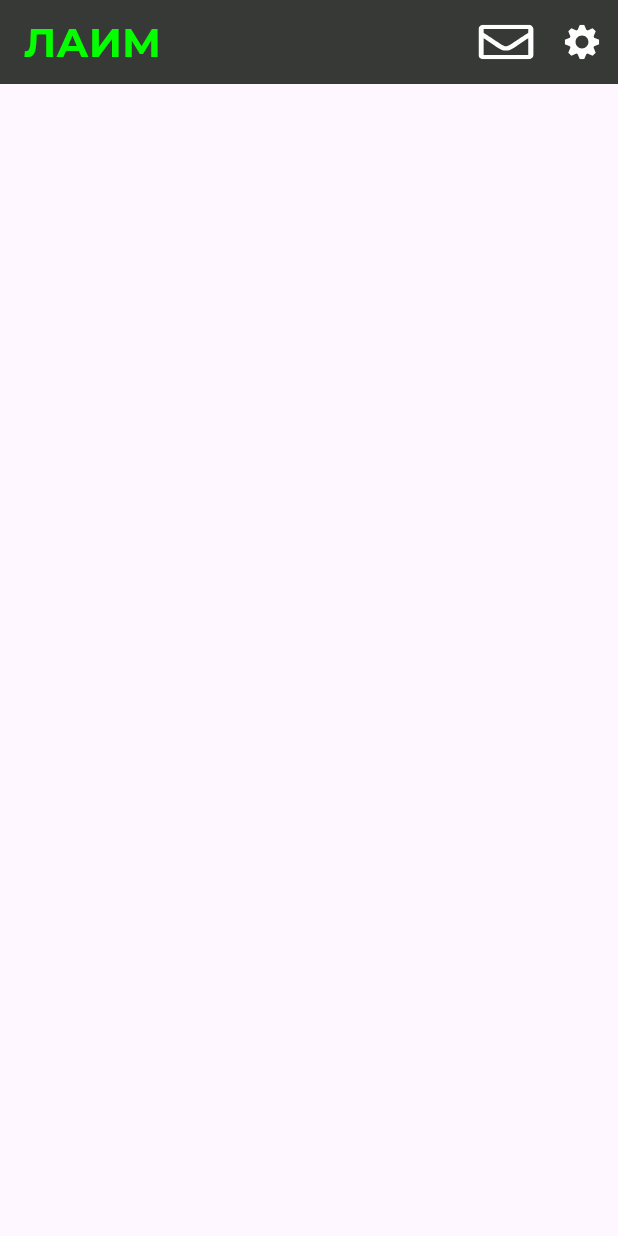
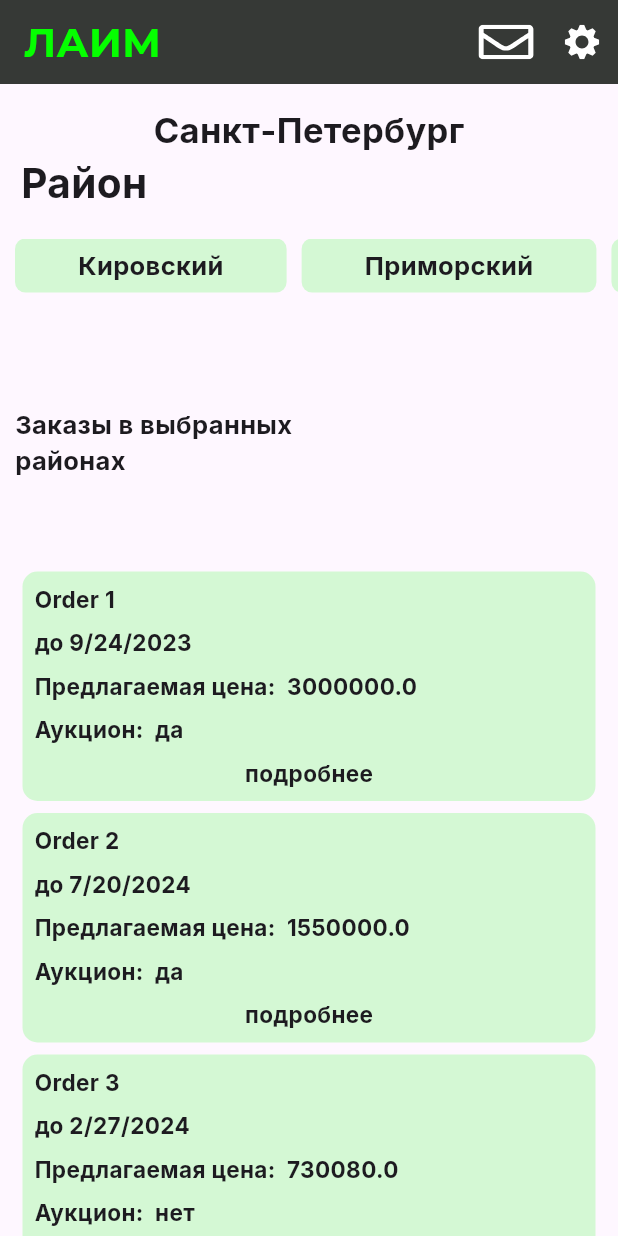
Before and after one commit to RimidalU/freight-carrier-aggregator-screens, a Flutter app: the screen it shows after launch, on a phone screen of 412 x 824 dp. Run offline on Flutter 3.47's test engine with Material 2 defaults, Android fonts, the phone set to English and light mode, and no system bars; our stand-ins replace flutter_svg, google_fonts.

Commit message:
feat: implement OrdersScreen widget

```diff
--- /dev/null
+++ b/lib/data/data.dart
@@ -0,0 +1 @@
+export './orders_screen_data.dart';
--- /dev/null
+++ b/lib/data/orders_screen_data.dart
@@ -0,0 +1,31 @@
+import '../models/models.dart';
+
+final districtData = [
+  'Кировский',
+  'Приморский',
+  'Выборгский',
+];
+
+final orders = [
+  Order(
+    id: "id1",
+    name: 'Order 1',
+    finishDate: DateTime.now(),
+    price: 3000000,
+    isAuction: true,
+  ),
+  Order(
+    id: "id2",
+    name: 'Order 2',
+    finishDate: DateTime.now().add(const Duration(days: 300)),
+    price: 1550000,
+    isAuction: true,
+  ),
+  Order(
+    id: "id3",
+    name: 'Order 3',
+    finishDate: DateTime.now().add(const Duration(days: 156)),
+    price: 730080,
+    isAuction: false,
+  ),
+];
--- a/lib/main.dart
+++ b/lib/main.dart
@@ -1,4 +1,5 @@
 import 'package:flutter/material.dart';
+import 'package:google_fonts/google_fonts.dart';
 
 import '/views/views.dart';
 
@@ -16,6 +17,8 @@ class MyApp extends StatelessWidget {
       title: 'ЛАИМ',
       theme: ThemeData(
         useMaterial3: true,
+        fontFamily:
+            GoogleFonts.inter(color: const Color(0xff000000)).fontFamily,
       ),
       home: const OrdersScreen(),
     );
--- /dev/null
+++ b/lib/models/models.dart
@@ -0,0 +1 @@
+export './order_screen_models.dart';
--- /dev/null
+++ b/lib/models/order_screen_models.dart
@@ -0,0 +1,15 @@
+class Order {
+  final String id;
+  final String name;
+  final DateTime finishDate;
+  final double price;
+  final bool isAuction;
+
+  const Order({
+    required this.id,
+    required this.name,
+    required this.finishDate,
+    required this.price,
+    required this.isAuction,
+  });
+}
--- a/lib/views/orders_screen.dart
+++ b/lib/views/orders_screen.dart
@@ -1,6 +1,10 @@
 import 'package:flutter/material.dart';
 import 'package:flutter_svg/flutter_svg.dart';
 import 'package:google_fonts/google_fonts.dart';
+import 'package:intl/intl.dart';
+
+import '../data/data.dart';
+import '../models/order_screen_models.dart';
 
 class OrdersScreen extends StatelessWidget {
   const OrdersScreen({super.key});
@@ -33,9 +37,187 @@ class OrdersScreen extends StatelessWidget {
           ),
         ],
       ),
-      body: const SafeArea(child: Column()),
+      body: SingleChildScrollView(
+        child: SafeArea(
+          child: SizedBox(
+            width: double.infinity,
+            child: Column(
+              children: [
+                const SizedBox(height: 14),
+                Container(
+                  width: double.infinity,
+                  alignment: Alignment.center,
+                  child: const Text(
+                    'Санкт-Петербург',
+                    style: TextStyle(
+                      fontWeight: FontWeight.w700,
+                      fontSize: 23,
+                    ),
+                  ),
+                ),
+                Container(
+                  width: double.infinity,
+                  padding: const EdgeInsets.only(left: 14),
+                  child: const Text(
+                    'Район',
+                    style: TextStyle(
+                      fontWeight: FontWeight.w700,
+                      fontSize: 27,
+                    ),
+                  ),
+                ),
+                const SizedBox(
+                  height: 17,
+                ),
+                SizedBox(
+                  height: 36,
+                  child: ListView(
+                    scrollDirection: Axis.horizontal,
+                    children: [
+                      ...districtData
+                          .map((district) => District(district: district))
+                          .toList()
+                    ],
+                  ),
+                ),
+                const SizedBox(height: 76),
+                Container(
+                  alignment: Alignment.centerLeft,
+                  padding: const EdgeInsets.only(left: 10),
+                  child: const SizedBox(
+                    width: 214,
+                    child: Text(
+                      'Заказы в выбранных районах',
+                      style: TextStyle(
+                        fontWeight: FontWeight.w700,
+                        fontSize: 17,
+                      ),
+                    ),
+                  ),
+                ),
+                const SizedBox(
+                  height: 47,
+                ),
+                Container(
+                  width: double.infinity,
+                  height: 600,
+                  padding: const EdgeInsets.all(15),
+                  child: ListView.builder(
+                    itemBuilder: (context, index) {
+                      return OrderItem(order: orders[index]);
+                    },
+                    itemCount: orders.length,
+                  ),
+                ),
+              ],
+            ),
+          ),
+        ),
+      ),
     );
   }
 }
 
-class FF00 {}
+class District extends StatelessWidget {
+  const District({super.key, required this.district, this.onTap});
+
+  final String district;
+  final VoidCallback? onTap;
+
+  @override
+  Widget build(BuildContext context) {
+    return InkWell(
+      onTap: onTap ?? () {},
+      borderRadius: BorderRadius.circular(10),
+      child: Container(
+        margin: const EdgeInsets.only(left: 10),
+        padding: const EdgeInsets.symmetric(horizontal: 42, vertical: 6),
+        decoration: BoxDecoration(
+          borderRadius: BorderRadius.circular(7),
+          color: const Color(0xff05FF00).withOpacity(0.17),
+        ),
+        child: Text(
+          district,
+          style: const TextStyle(
+            fontWeight: FontWeight.w700,
+            fontSize: 17,
+          ),
+        ),
+      ),
+    );
+  }
+}
+
+class OrderItem extends StatelessWidget {
+  const OrderItem({
+    super.key,
+    required this.order,
+    this.onTap,
+  });
+
+  final Order order;
+  final VoidCallback? onTap;
+
+  @override
+  Widget build(BuildContext context) {
+    return InkWell(
+      onTap: onTap ?? () {},
+      borderRadius: BorderRadius.circular(10),
+      child: Container(
+        margin: const EdgeInsets.only(bottom: 8),
+        padding: const EdgeInsets.symmetric(horizontal: 8, vertical: 8),
+        decoration: BoxDecoration(
+          borderRadius: BorderRadius.circular(10),
+          color: const Color(0xff05FF00).withOpacity(0.17),
+        ),
+        child: Column(
+          crossAxisAlignment: CrossAxisAlignment.start,
+          children: [
+            Text(
+              order.name,
+              style: const TextStyle(
+                fontWeight: FontWeight.w700,
+                fontSize: 15,
+              ),
+            ),
+            const SizedBox(height: 8),
+            Text(
+              'до ${DateFormat.yMd().format(order.finishDate)}',
+              style: const TextStyle(
+                fontWeight: FontWeight.w700,
+                fontSize: 15,
+              ),
+            ),
+            const SizedBox(height: 8),
+            Text(
+              'Предлагаемая цена:  ${order.price}',
+              style: const TextStyle(
+                fontWeight: FontWeight.w700,
+                fontSize: 15,
+              ),
+            ),
+            const SizedBox(height: 8),
+            Text(
+              "Аукцион:  ${order.isAuction ? 'да' : 'нет'}",
+              style: const TextStyle(
+                fontWeight: FontWeight.w700,
+                fontSize: 15,
+              ),
+            ),
+            const SizedBox(height: 8),
+            Container(
+              alignment: Alignment.center,
+              child: const Text(
+                'подробнее',
+                style: TextStyle(
+                  fontWeight: FontWeight.w700,
+                  fontSize: 15,
+                ),
+              ),
+            ),
+          ],
+        ),
+      ),
+    );
+  }
+}
--- a/pubspec.yaml
+++ b/pubspec.yaml
@@ -36,6 +36,7 @@ dependencies:
   cupertino_icons: ^1.0.2
   flutter_svg: ^2.0.7
   google_fonts: ^6.0.0
+  intl: ^0.18.1
 
 dev_dependencies:
   flutter_test:
```
Also changed, not shown: pubspec.lock.
